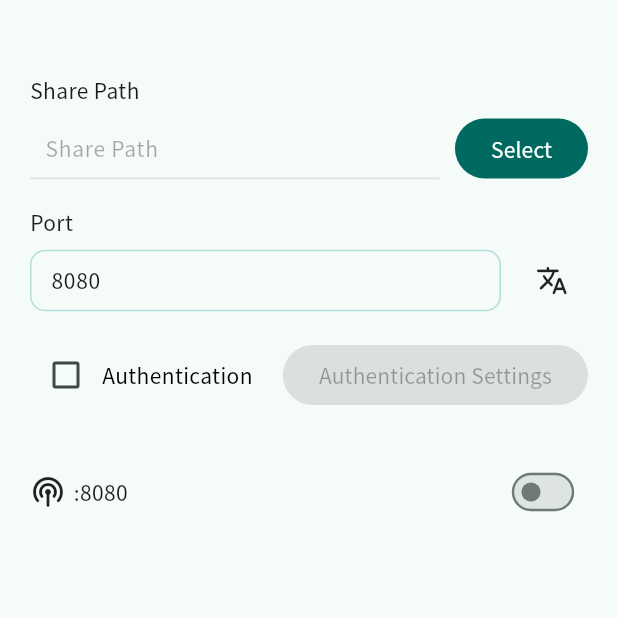
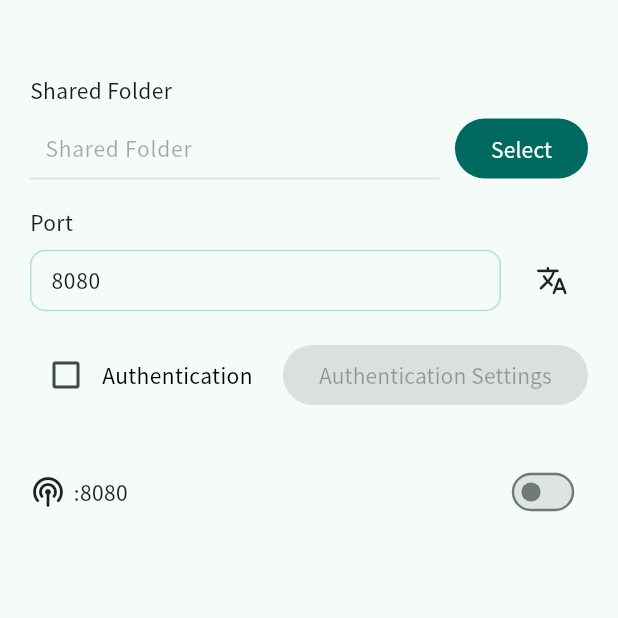
Before and after one commit to Zhoucheng133/DAV-Server, a Flutter app: the screen it shows after launch, on a phone screen of 412 x 824 dp, the top half of it. Run offline on Flutter 3.47's test engine with Material 3 defaults, Android fonts, the phone set to English and light mode, and no system bars; our stand-ins replace file_picker, get, google_fonts, shared_preferences; missing offline and left inert: clipboard, dart:ffi, window_manager; statements that could not run were skipped.

Commit message:
改进翻译

```diff
--- a/lib/lang/en_us.dart
+++ b/lib/lang/en_us.dart
@@ -1,5 +1,5 @@
 const Map<String, String> enUS = {
-  'sharePath': 'Share Path',
+  'sharePath': 'Shared Folder',
   'port': 'Port',
   'select': 'Select',
   'useAuth': 'Authentication',
```
